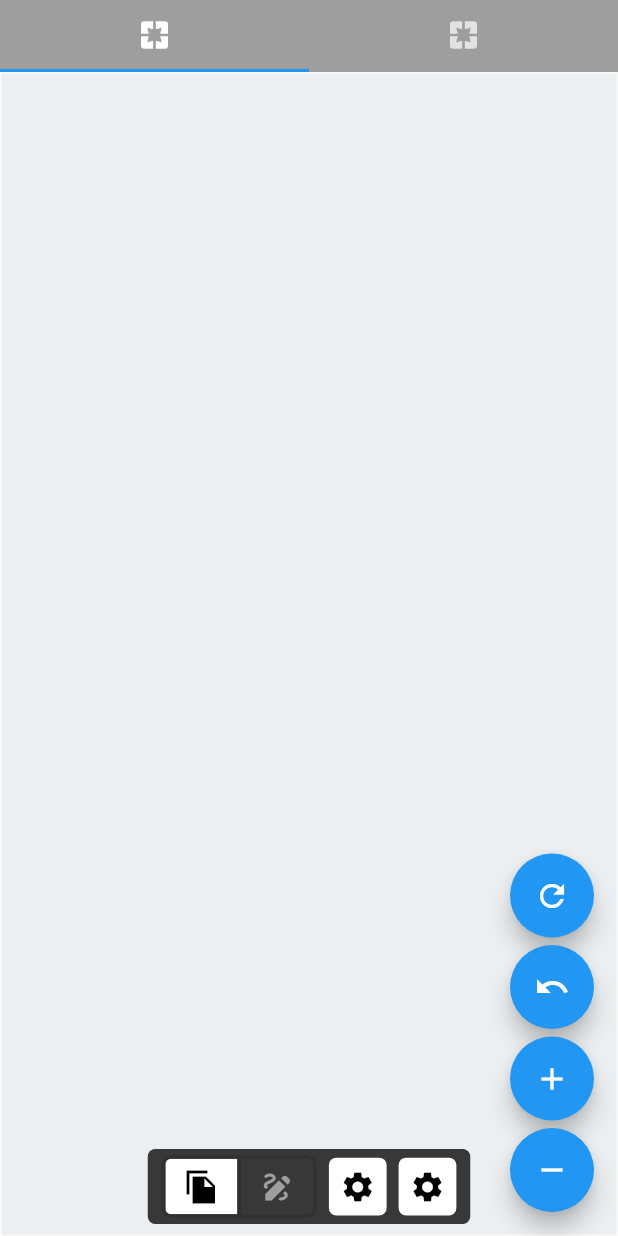
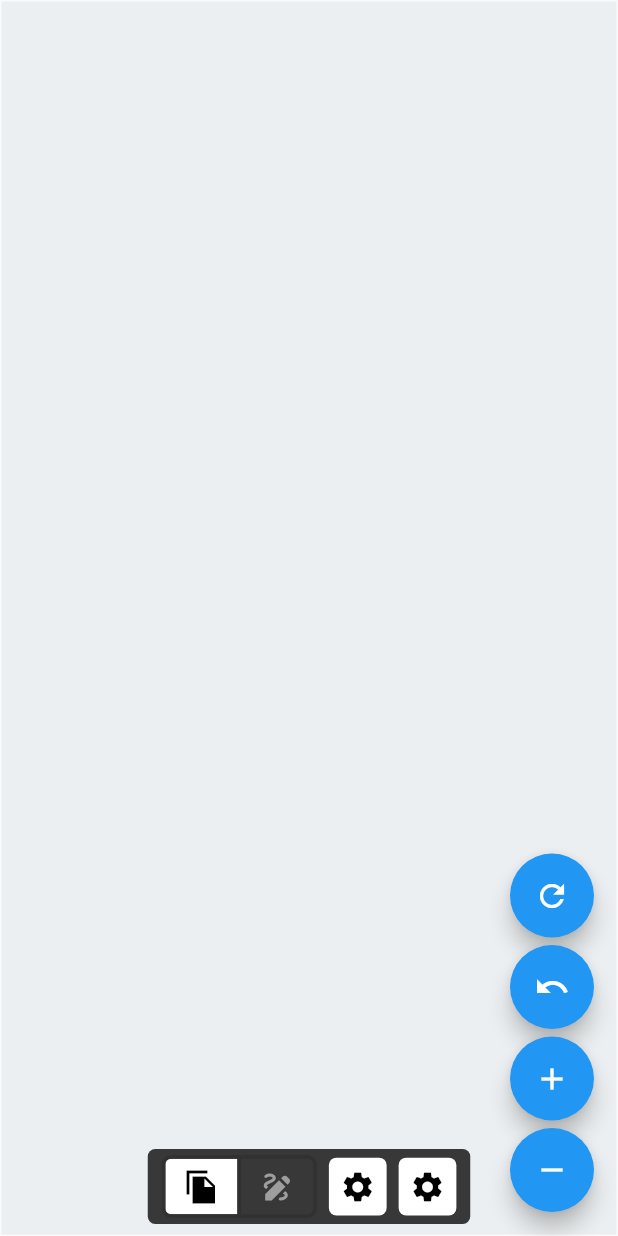
Before and after one commit to aeskerminen/sky-core, a Flutter app: the screen it shows after launch, on a phone screen of 412 x 824 dp. Run offline on Flutter 3.47's test engine with Material 2 defaults, Android fonts, the phone set to English and light mode, and no system bars; missing offline and left inert: hotkey_manager.

Commit message:
Remove tabBar

```diff
--- a/sky_notes/lib/main.dart
+++ b/sky_notes/lib/main.dart
@@ -77,8 +77,6 @@ class _HomeState extends State<Home> with SingleTickerProviderStateMixin {
       length: 2,
       child: Scaffold(
         backgroundColor: Colors.grey,
-        appBar: const TabBar(
-            tabs: [Tab(icon: Icon(Icons.pages)), Tab(icon: Icon(Icons.pages))]),
         body: const TabBarView(
           children: [
             MyHomePage(),
```
